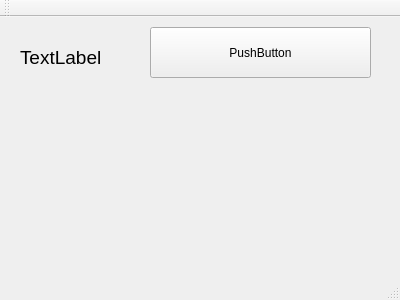
The window that TcpClient/TcpClientMainWindow.ui (whiteman-kr/u7set) describes before a commit, drawn with Qt 5.
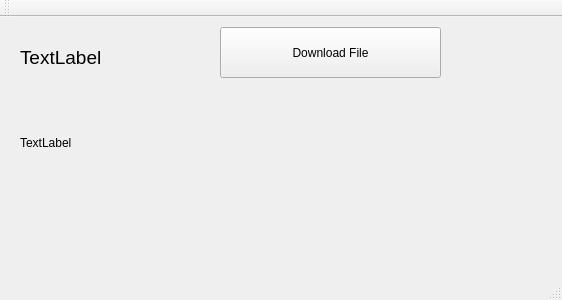
The same window after the commit.

Commit message: RPCT-555, RPCT-565: Classes Tcp::FileServer & Tcp::FileClient are implemented

Patch:
```diff
--- a/TcpClient/TcpClientMainWindow.ui
+++ b/TcpClient/TcpClientMainWindow.ui
@@ -6,7 +6,7 @@
    <rect>
     <x>0</x>
     <y>0</y>
-    <width>400</width>
+    <width>562</width>
     <height>300</height>
    </rect>
   </property>
@@ -35,14 +35,27 @@
    <widget class="QPushButton" name="pushButton">
     <property name="geometry">
      <rect>
-      <x>150</x>
+      <x>220</x>
       <y>10</y>
       <width>221</width>
       <height>51</height>
      </rect>
     </property>
     <property name="text">
-     <string>PushButton</string>
+     <string>Download File</string>
+    </property>
+   </widget>
+   <widget class="QLabel" name="label_2">
+    <property name="geometry">
+     <rect>
+      <x>20</x>
+      <y>100</y>
+      <width>331</width>
+      <height>51</height>
+     </rect>
+    </property>
+    <property name="text">
+     <string>TextLabel</string>
     </property>
    </widget>
   </widget>
```
Left out of the diff: 2 changed lines with no effect on the pictures. The commit also changes 9 other files.
